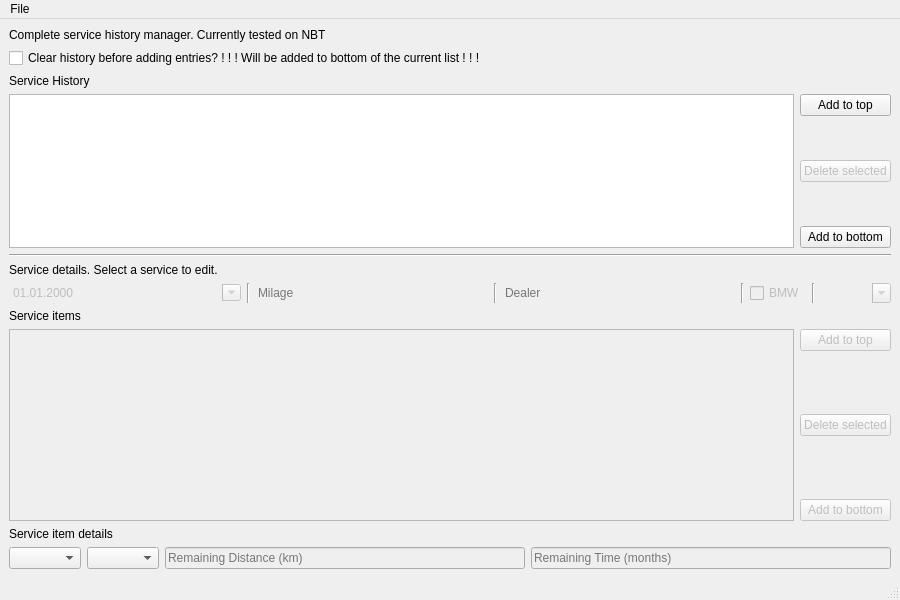
Before: the Qt Designer form mainwindow.ui in botho/ServiceManager, drawn with Qt 5.
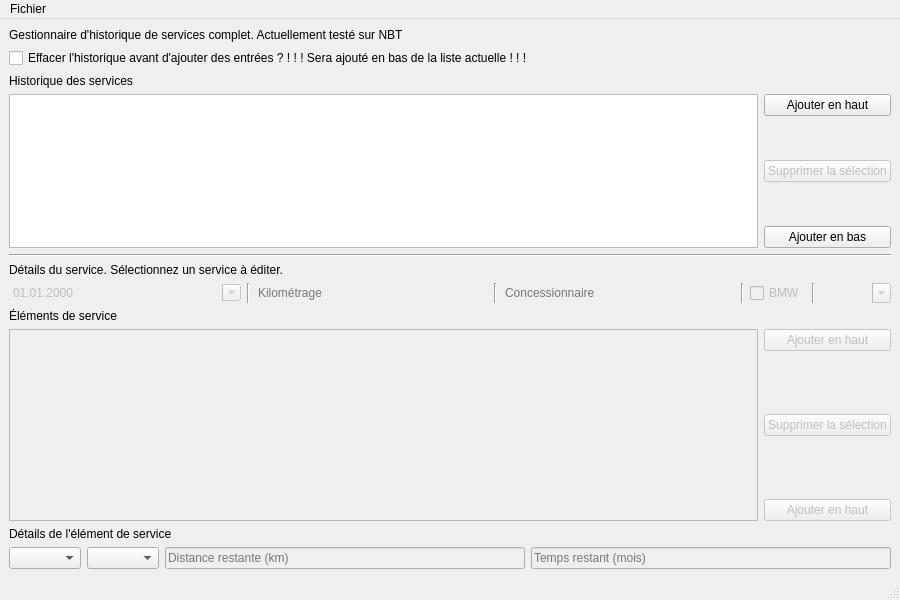
After: the same form once the commit is applied.

Commit message: French translation and add new services to test

```diff
--- a/mainwindow.ui
+++ b/mainwindow.ui
@@ -41,7 +41,7 @@
          <bool>false</bool>
         </property>
         <property name="placeholderText">
-         <string>Remaining Distance (km)</string>
+         <string>Distance restante (km)</string>
         </property>
        </widget>
       </item>
@@ -51,7 +51,7 @@
          <bool>false</bool>
         </property>
         <property name="placeholderText">
-         <string>Remaining Time (months)</string>
+         <string>Temps restant (mois)</string>
         </property>
        </widget>
       </item>
@@ -78,7 +78,7 @@
          <bool>false</bool>
         </property>
         <property name="text">
-         <string>Add to top</string>
+         <string>Ajouter en haut</string>
         </property>
        </widget>
       </item>
@@ -101,7 +101,7 @@
          <bool>false</bool>
         </property>
         <property name="text">
-         <string>Delete selected</string>
+         <string>Supprimer la sélection</string>
         </property>
        </widget>
       </item>
@@ -124,7 +124,7 @@
          <bool>false</bool>
         </property>
         <property name="text">
-         <string>Add to bottom</string>
+         <string>Ajouter en haut</string>
         </property>
        </widget>
       </item>
@@ -179,7 +179,7 @@
          <bool>false</bool>
         </property>
         <property name="placeholderText">
-         <string>Milage</string>
+         <string>Kilométrage</string>
         </property>
        </widget>
       </item>
@@ -202,7 +202,7 @@
          <bool>false</bool>
         </property>
         <property name="placeholderText">
-         <string>Dealer</string>
+         <string>Concessionnaire</string>
         </property>
        </widget>
       </item>
@@ -260,14 +260,14 @@
     <item row="0" column="0">
      <widget class="QLabel" name="label">
       <property name="text">
-       <string>Complete service history manager. Currently tested on NBT</string>
+       <string>Gestionnaire d'historique de services complet. Actuellement testé sur NBT</string>
       </property>
      </widget>
     </item>
     <item row="1" column="0">
      <widget class="QCheckBox" name="historyCheckBox">
       <property name="text">
-       <string>Clear history before adding entries? ! ! ! Will be added to bottom of the current list ! ! !</string>
+       <string>Effacer l'historique avant d'ajouter des entrées ? ! ! ! Sera ajouté en bas de la liste actuelle ! ! !</string>
       </property>
      </widget>
     </item>
@@ -277,7 +277,7 @@
     <item row="5" column="0">
      <widget class="QLabel" name="label_3">
       <property name="text">
-       <string>Service details. Select a service to edit.</string>
+       <string>Détails du service. Sélectionnez un service à éditer.</string>
       </property>
      </widget>
     </item>
@@ -291,14 +291,14 @@
     <item row="2" column="0">
      <widget class="QLabel" name="label_2">
       <property name="text">
-       <string>Service History</string>
+       <string>Historique des services</string>
       </property>
      </widget>
     </item>
     <item row="10" column="0">
      <widget class="QLabel" name="label_4">
       <property name="text">
-       <string>Service item details</string>
+       <string>Détails de l'élément de service</string>
       </property>
      </widget>
     </item>
@@ -307,7 +307,7 @@
       <item>
        <widget class="QPushButton" name="addTopHistory">
         <property name="text">
-         <string>Add to top</string>
+         <string>Ajouter en haut</string>
         </property>
        </widget>
       </item>
@@ -330,7 +330,7 @@
          <bool>false</bool>
         </property>
         <property name="text">
-         <string>Delete selected</string>
+         <string>Supprimer la sélection</string>
         </property>
        </widget>
       </item>
@@ -350,7 +350,7 @@
       <item>
        <widget class="QPushButton" name="addBottomHistory">
         <property name="text">
-         <string>Add to bottom</string>
+         <string>Ajouter en bas</string>
         </property>
        </widget>
       </item>
@@ -359,7 +359,7 @@
     <item row="8" column="0">
      <widget class="QLabel" name="label_5">
       <property name="text">
-       <string>Service items</string>
+       <string>Éléments de service</string>
       </property>
      </widget>
     </item>
@@ -376,7 +376,7 @@
    </property>
    <widget class="QMenu" name="menuFile">
     <property name="title">
-     <string>File</string>
+     <string>Fichier</string>
     </property>
     <addaction name="actionCreate"/>
     <addaction name="actionOpen_Test"/>
```
Left out of the diff: 18 changed lines with no effect on the pictures. The commit also changes 4 other files.
